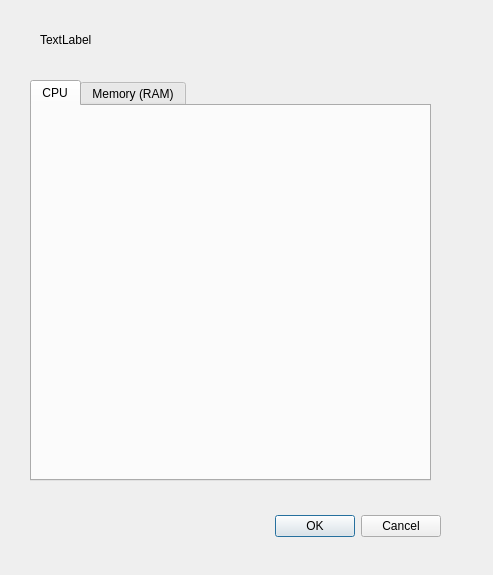
Above: app_resource_viewer.ui from Stack-Smashing-Detected/Crash-Monitor before the change. Below: the same form after it.
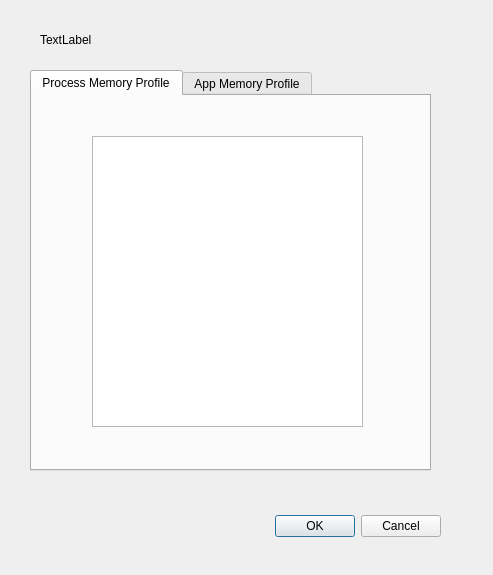
That is the form after the change.

```diff
--- a/app_resource_viewer.ui
+++ b/app_resource_viewer.ui
@@ -46,22 +46,35 @@
    <property name="geometry">
     <rect>
      <x>30</x>
-     <y>80</y>
+     <y>70</y>
      <width>401</width>
      <height>401</height>
     </rect>
    </property>
+   <property name="tabPosition">
+    <enum>QTabWidget::TabPosition::North</enum>
+   </property>
    <property name="currentIndex">
     <number>0</number>
    </property>
    <widget class="QWidget" name="cpu">
     <attribute name="title">
-     <string>CPU</string>
+     <string>Process Memory Profile</string>
     </attribute>
+    <widget class="QTableWidget" name="processStats">
+     <property name="geometry">
+      <rect>
+       <x>60</x>
+       <y>40</y>
+       <width>271</width>
+       <height>291</height>
+      </rect>
+     </property>
+    </widget>
    </widget>
    <widget class="QWidget" name="m_ram">
     <attribute name="title">
-     <string>Memory (RAM)</string>
+     <string>App Memory Profile</string>
     </attribute>
    </widget>
   </widget>
```
Left out of the diff: 14 changed lines with no effect on the pictures.
